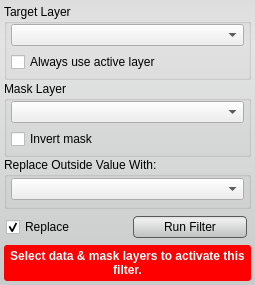
The window that src/Interface/ToolInterface/MaskDataFilterInterface.ui (jessdtate/Seg3D) describes before a commit, drawn with Qt 5.
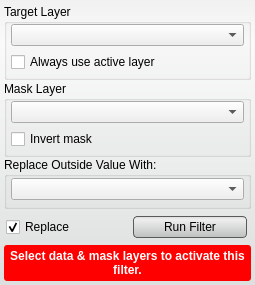
The same window after the commit. Custom widgets are drawn as their Qt base class.

```diff
--- a/src/Interface/ToolInterface/MaskDataFilterInterface.ui
+++ b/src/Interface/ToolInterface/MaskDataFilterInterface.ui
@@ -22,7 +22,7 @@
   <property name="styleSheet">
    <string notr="true">QWidget#MaskDataFilterInterface{
 	border-radius: 3px;
-	background-color: qlineargradient(spread:pad, x1:0.5, y1:0, x2:0.5, y2:0.960227, stop:0 rgba(221, 221, 221, 255), stop:0.155779 rgba(228, 228, 228, 255), stop:1 rgba(202, 204, 204, 255));      
+	background-color: qlineargradient(spread:pad, x1:0.5, y1:0, x2:0.5, y2:0.960227, stop:0 rgba(241, 241, 241, 255), stop:0.155779 rgba(250, 250, 250, 255), stop:1 rgba(222, 224, 224, 255));      
 }
 
 QPushButton{
```
